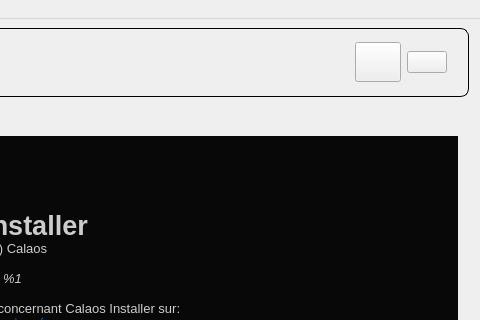
First picture: the form in data/mainwindow.ui, repository calaos/calaos_installer, before the edit; both pictures show x 504 to 984 and y 0 to 320 of the 984 by 726 pixel window.
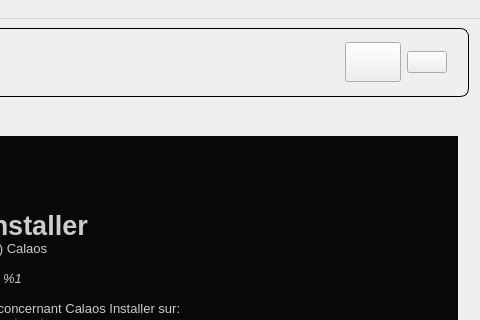
Second picture: the form after the edit. Icons and pictures are not drawn. Custom widgets are drawn as their Qt base class.

Commit message: Fix MacOSX style and better calaos icon

Diff of the .ui file:
```diff
--- a/data/mainwindow.ui
+++ b/data/mainwindow.ui
@@ -51,6 +51,8 @@
 	min-width: 30px;
 	margin-top: 2px;
 	margin-bottom: 2px;
+	margin-left: 5px;
+	margin-right: 5px;
 }
 QFrame .HeaderButton::menu-indicator 
 {
@@ -225,7 +227,7 @@
            <widget class="QPushButton" name="btHelp">
             <property name="minimumSize">
              <size>
-              <width>46</width>
+              <width>56</width>
               <height>40</height>
              </size>
             </property>
```
Left out of the diff: 2 changed lines with no effect on the pictures.
